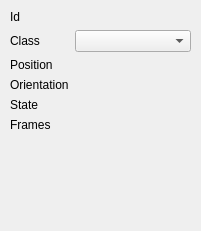
This is boundingBoxInformation_ui.ui in MatthieuZins/BoundingBoxMe as Qt 5 draws it before an edit. The edited form follows.
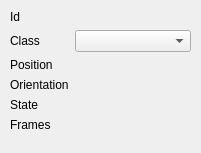
This is the edited form.

```diff
--- a/boundingBoxInformation_ui.ui
+++ b/boundingBoxInformation_ui.ui
@@ -7,7 +7,7 @@
     <x>0</x>
     <y>0</y>
     <width>201</width>
-    <height>231</height>
+    <height>153</height>
    </rect>
   </property>
   <property name="windowTitle">
@@ -19,7 +19,7 @@
      <x>10</x>
      <y>10</y>
      <width>181</width>
-     <height>211</height>
+     <height>131</height>
     </rect>
    </property>
    <layout class="QFormLayout" name="formLayout">
```
